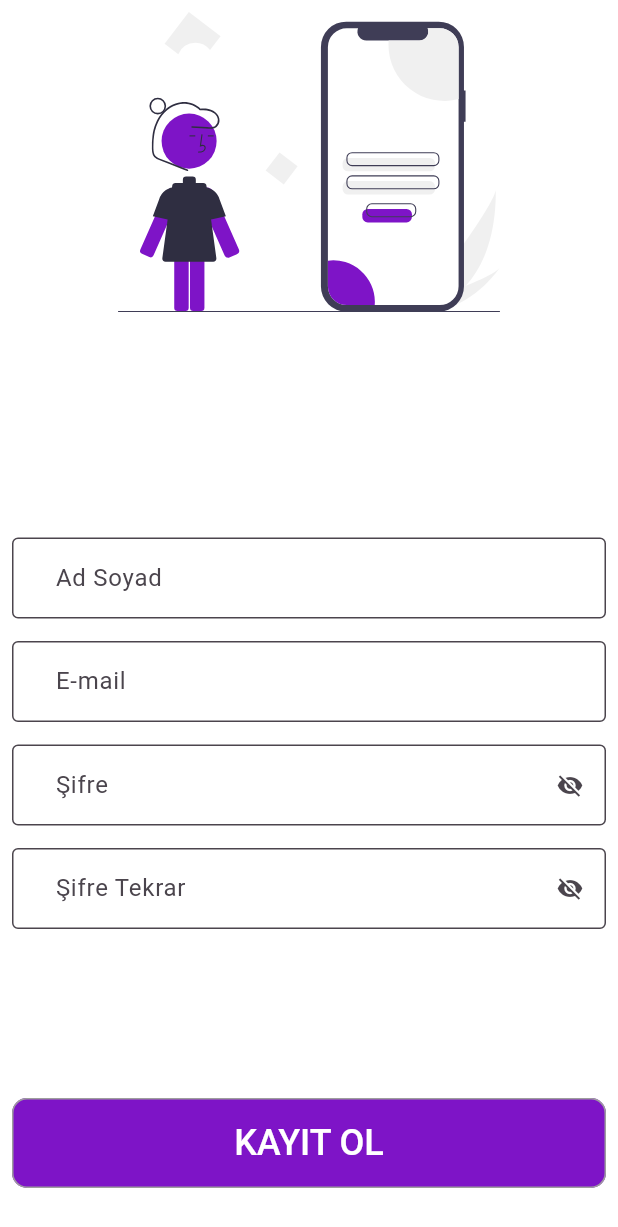
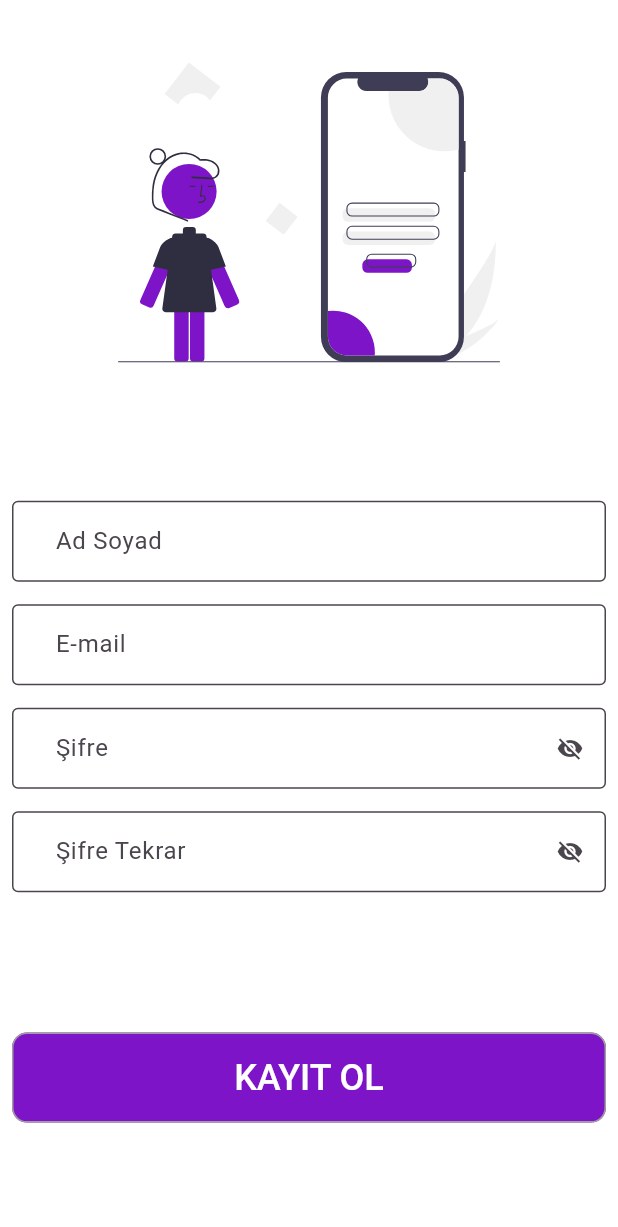
Before and after one commit to resulcay/my_comment, a Flutter app: the screen it shows after launch, after a tap on "ÜYE OL", on a phone screen of 412 x 824 dp. Shown: the top 1227 px of the screen. Run offline on Flutter 3.47's test engine with Material 2 defaults, Android fonts, the phone set to English and light mode, and no system bars; our stand-ins replace another_flushbar, cloud_firestore, curved_navigation_bar, firebase_auth, firebase_core, flutter_svg and 2 more; missing offline and left inert: flutter_facebook_auth, linear_progress_bar, rate; accounts and stored records are empty; statements that could not run were skipped.

Commit message:
minor final changes

```diff
--- a/lib/components/add_comment_dialog.dart
+++ b/lib/components/add_comment_dialog.dart
@@ -75,7 +75,7 @@ class _AddCommentDialogState extends State<AddCommentDialog> {
                   // İstenen koşullar sağlanırsa ekleme yapar.
                   if (refinedComment.isNotEmpty &&
                       star != 0.0 &&
-                      refinedComment.length >= 50) {
+                      refinedComment.length >= 10) {
                     // Obje 3 farklı modelde olabileceği için şart ekliyoruz.
                     if (widget.object is MovieModel) {
                       MovieModel movie = widget.object as MovieModel;
@@ -148,10 +148,10 @@ class _AddCommentDialogState extends State<AddCommentDialog> {
           duration: const Duration(seconds: 2),
         ).show(context);
         // Yorum istenilen değerden küçükse gösterilir.
-      } else if (refinedComment.length < 50) {
+      } else if (refinedComment.length < 10) {
         Flushbar(
           backgroundColor: ColorConstants.secondaryColor,
-          message: 'Yorum en az 50 karakterden oluşmalı!',
+          message: 'Yorum en az 10 karakterden oluşmalı!',
           duration: const Duration(seconds: 2),
         ).show(context);
       }
--- a/lib/screens/login_screen.dart
+++ b/lib/screens/login_screen.dart
@@ -56,7 +56,7 @@ class _LoginScreenState extends State<LoginScreen> {
             child: Padding(
               padding: const EdgeInsets.all(8.0),
               child: Column(
-                mainAxisAlignment: MainAxisAlignment.spaceAround,
+                mainAxisAlignment: MainAxisAlignment.spaceEvenly,
                 crossAxisAlignment: CrossAxisAlignment.center,
                 children: [
                   SvgPicture.asset(
--- a/lib/screens/register_screen.dart
+++ b/lib/screens/register_screen.dart
@@ -80,7 +80,7 @@ class _RegisterScreenState extends State<RegisterScreen> {
                 height: context.height,
                 width: context.width,
                 child: Column(
-                  mainAxisAlignment: MainAxisAlignment.spaceBetween,
+                  mainAxisAlignment: MainAxisAlignment.spaceEvenly,
                   children: [
                     SizedBox(
                       height: 200,
@@ -115,7 +115,7 @@ class _RegisterScreenState extends State<RegisterScreen> {
                       ],
                     ),
                     Padding(
-                      padding: const EdgeInsets.symmetric(vertical: 40),
+                      padding: const EdgeInsets.symmetric(vertical: 50),
                       child: OutlinedButton(
                         style: OutlinedButton.styleFrom(
                           backgroundColor: ColorConstants.primaryColor,
```
Also changed, not shown: lib/components/interactive_progress_bar.dart (+4 -4 lines), lib/screens/feed_screen.dart (+0 -11 lines).
